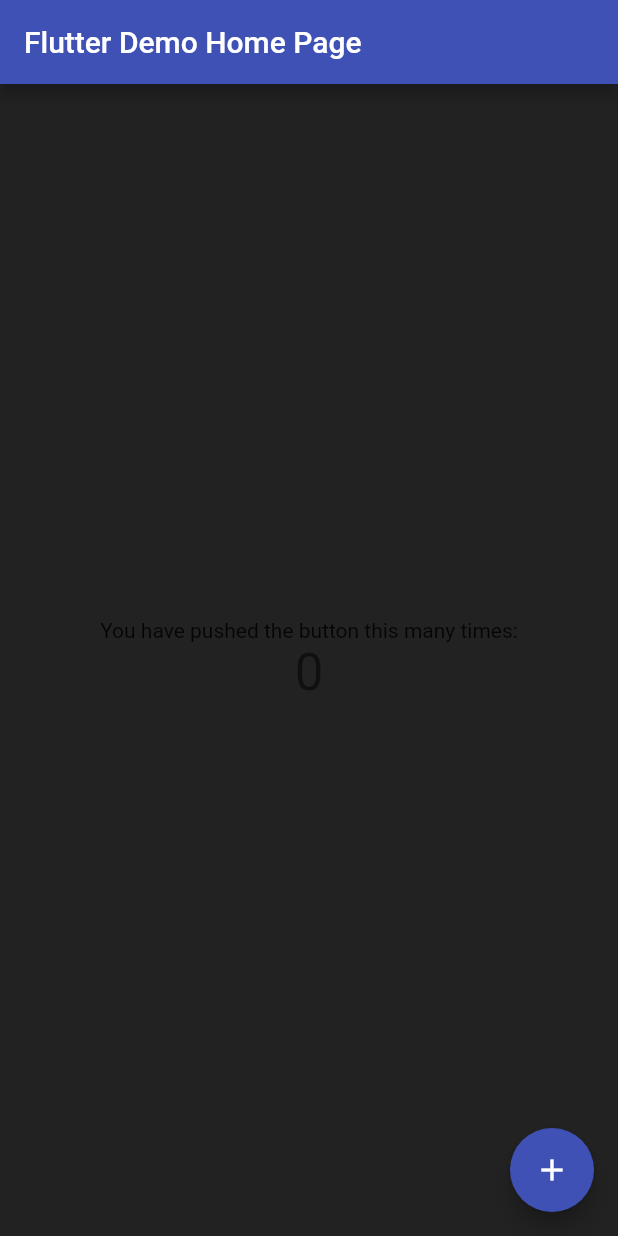
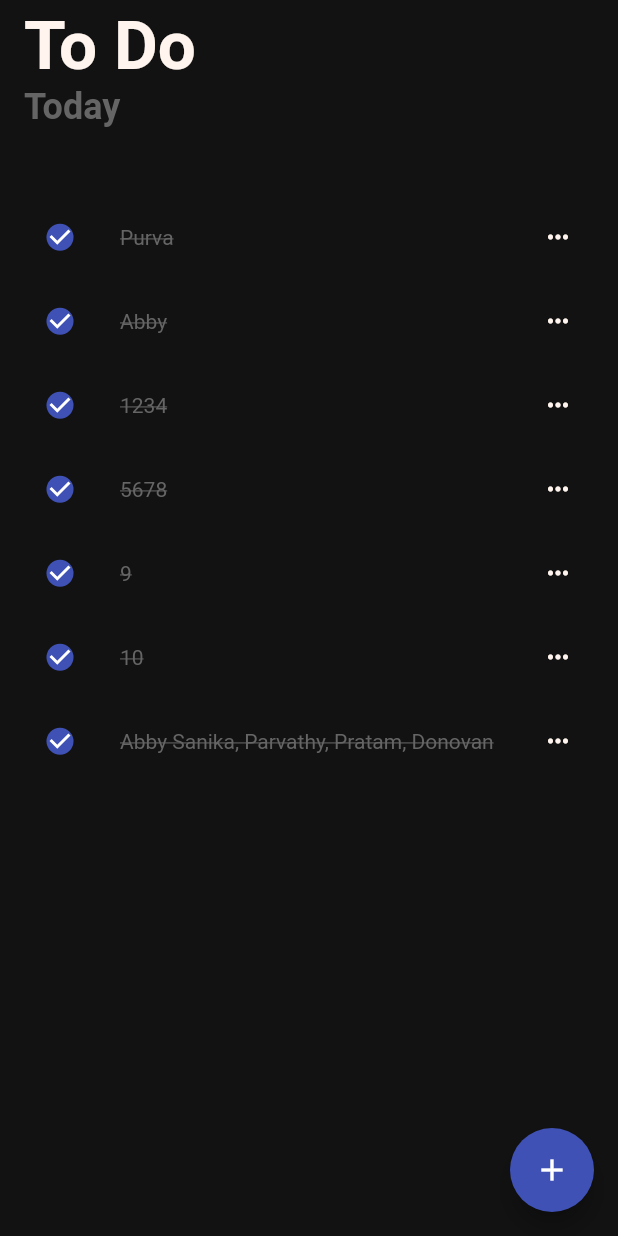
Before and after one commit to Caddonix/TaskBuddy, a Flutter app: the screen it shows after launch, on a phone screen of 412 x 824 dp. Run offline on Flutter 3.47's test engine with Material 2 defaults, Android fonts, the phone set to English and light mode, and no system bars; our stand-ins replace circular_check_box.

Commit message:
toDoScreen

```diff
--- a/lib/main.dart
+++ b/lib/main.dart
@@ -1,4 +1,5 @@
 import 'package:flutter/material.dart';
+import 'package:taskbuddy/screens/todo.dart';
 
 void main() {
   runApp(MyApp());
@@ -12,77 +13,22 @@
       title: 'Flutter Demo',
       theme: ThemeData(
         primarySwatch: Colors.indigo,
-        backgroundColor: Colors.black54,
-        scaffoldBackgroundColor: Colors.black87,
+        backgroundColor: Color(0xFF121212),
+        scaffoldBackgroundColor: Color(0xFF121212),
+        textTheme: TextTheme(
+          headline1: TextStyle(fontWeight: FontWeight.bold, color: Color(0xFFFFF5EE)),
+          headline2: TextStyle(fontWeight: FontWeight.bold, color: Color(0xFFFFF5EE)),
+          headline3: TextStyle(fontWeight: FontWeight.bold, color: Color(0xFFFFF5EE)),
+          headline4: TextStyle(fontWeight: FontWeight.bold, color: Color(0xFFFFF5EE)),
+          headline5: TextStyle(fontWeight: FontWeight.bold, color: Color(0xFFFFF5EE)),
+          headline6: TextStyle(fontWeight: FontWeight.bold, color: Color(0xFFFFF5EE)),
+          bodyText2: TextStyle(fontSize: 14, color: Color(0xFFFFF5EE)),
+        )
       ),
-      home: MyHomePage(title: 'Flutter Demo Home Page'),
+      initialRoute: "/",
+      routes: {
+        "/":(context)=>ToDoScreen(),
+      },
     );
   }
 }
-
-class MyHomePage extends StatefulWidget {
-  MyHomePage({Key key, this.title}) : super(key: key);
-
-  // This widget is the home page of your application. It is stateful, meaning
-  // that it has a State object (defined below) that contains fields that affect
-  // how it looks.
-
-  // This class is the configuration for the state. It holds the values (in this
-  // case the title) provided by the parent (in this case the App widget) and
-  // used by the build method of the State. Fields in a Widget subclass are
-  // always marked "final".
-
-  final String title;
-
-  @override
-  _MyHomePageState createState() => _MyHomePageState();
-}
-
-class _MyHomePageState extends State<MyHomePage> {
-  int _counter = 0;
-
-  void _incrementCounter() {
-    setState(() {
-      // This call to setState tells the Flutter framework that something has
-      // changed in this State, which causes it to rerun the build method below
-      // so that the display can reflect the updated values. If we changed
-      // _counter without calling setState(), then the build method would not be
-      // called again, and so nothing would appear to happen.
-      _counter++;
-    });
-  }
-
-  @override
-  Widget build(BuildContext context) {
-    // This method is rerun every time setState is called, for instance as done
-    // by the _incrementCounter method above.
-    //
-    // The Flutter framework has been optimized to make rerunning build methods
-    // fast, so that you can just rebuild anything that needs updating rather
-    // than having to individually change instances of widgets.
-    return Scaffold(
-      appBar: AppBar(
-        title: Text(widget.title),
-      ),
-      body: Center(
-        child: Column(
-          mainAxisAlignment: MainAxisAlignment.center,
-          children: <Widget>[
-            Text(
-              'You have pushed the button this many times:',
-            ),
-            Text(
-              '$_counter',
-              style: Theme.of(context).textTheme.headline4,
-            ),
-          ],
-        ),
-      ),
-      floatingActionButton: FloatingActionButton(
-        onPressed: _incrementCounter,
-        tooltip: 'Increment',
-        child: Icon(Icons.add),
-      ), // This trailing comma makes auto-formatting nicer for build methods.
-    );
-  }
-}
--- /dev/null
+++ b/lib/screens/todo.dart
@@ -0,0 +1,117 @@
+import 'package:circular_check_box/circular_check_box.dart';
+import 'package:flutter/material.dart';
+
+class ToDoScreen extends StatefulWidget {
+  ToDoScreen({Key key, this.title}) : super(key: key);
+
+  final String title;
+
+  @override
+  _ToDoScreenState createState() => _ToDoScreenState();
+}
+
+class _ToDoScreenState extends State<ToDoScreen> {
+  final List todoList = [
+    {
+      "title": "Purva",
+      "isCompleted": true,
+    },
+    {
+      "title": "Abby",
+      "isCompleted": true,
+    },
+    {
+      "title": "1234",
+      "isCompleted": true,
+    },
+    {
+      "title": "5678",
+      "isCompleted": true,
+    },
+    {
+      "title": "9",
+      "isCompleted": true,
+    },
+    {
+      "title": "10",
+      "isCompleted": true,
+    },
+    {
+      "title": "Abby Sanika, Parvathy, Pratam, Donovan",
+      "isCompleted": true,
+    },
+  ];
+
+  @override
+  Widget build(BuildContext context) {
+    return Scaffold(
+        body: Column(
+      // mainAxisAlignment: MainAxisAlignment.center,
+      children: [
+        ListTile(
+          title: Text(
+            "To Do",
+            style: Theme.of(context).textTheme.headline3,
+          ),
+          subtitle: Text("Today",
+              style: TextStyle(
+                  color: Color(0xFF656565),
+                  fontSize: 24.0,
+                  fontWeight: FontWeight.bold)),
+        ),
+        SizedBox(
+          height: MediaQuery.of(context).size.height*0.05,
+        ),
+        Expanded(
+          child: ReorderableListView.builder(
+            itemCount: todoList.length,
+            onReorder: (oldIndex, newIndex) {
+              setState(() {
+                if(newIndex>oldIndex){
+                  newIndex-=1;
+                }
+                final items =todoList.removeAt(oldIndex);
+                todoList.insert(newIndex, items);
+              });
+            },
+            itemBuilder: (context, index) {
+              return ListTile(
+                key: Key("$index"),
+                leading: CircularCheckBox(
+                  activeColor: Colors.indigo,
+                  inactiveColor: Color(0xFF656565),
+                  value: todoList[index]["isCompleted"],
+                  onChanged: (newValue) {
+                    setState(() {
+                      todoList[index]["isCompleted"] = newValue;
+                    });
+                  },
+                ),
+                title: Text(
+                  todoList[index]["title"],
+                  style: todoList[index]["isCompleted"]
+                      ? TextStyle(
+                          decoration: TextDecoration.lineThrough,
+                          fontSize: 14,
+                          color: Color(0xFF656565),
+                        )
+                      : Theme.of(context).textTheme.bodyText2,
+                ),
+                trailing: IconButton(
+                  icon: Icon(Icons.more_horiz, color: Color(0xFFFFF5EE), size: 20,),
+                  onPressed: () {},
+                ),
+              );
+            },
+          ),
+        ),
+      ],
+    ),
+        floatingActionButton: FloatingActionButton(
+          onPressed: () {},
+          tooltip: 'Add ToDo',
+          child: Icon(Icons.add),
+        ), // This trailing comma makes auto-formatting nicer for build methods.
+        );
+  }
+}
--- a/pubspec.yaml
+++ b/pubspec.yaml
@@ -28,6 +28,7 @@
   # The following adds the Cupertino Icons font to your application.
   # Use with the CupertinoIcons class for iOS style icons.
   cupertino_icons: ^1.0.2
+  circular_check_box: ^1.0.4
 
 dev_dependencies:
   flutter_test:
```
Also changed, not shown: pubspec.lock.
